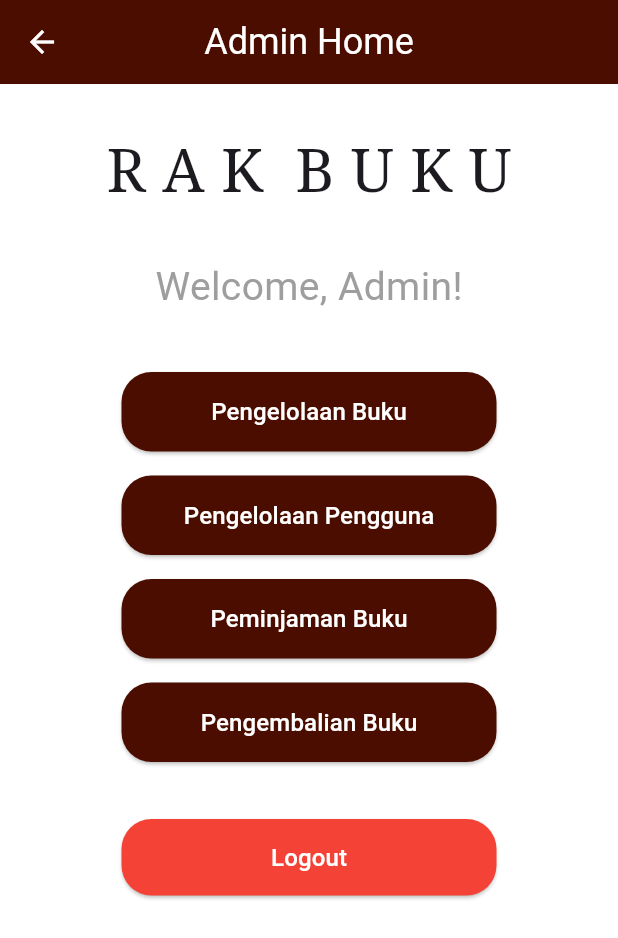
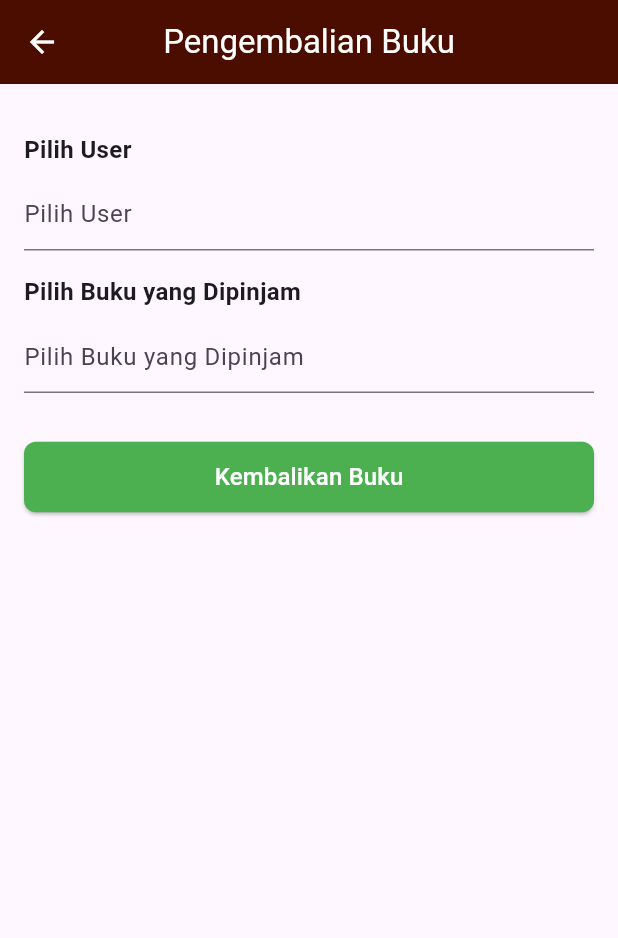
Before and after one commit to Haiduaarrr/abp-mobile-library-app, a Flutter app: the AdminPage screen opened directly, after a tap on "Pengembalian Buku", on a phone screen of 412 x 824 dp. Shown: the top 938 px of the screen. Run offline on Flutter 3.47's test engine with Material 3 defaults, Android fonts, the phone set to English and light mode, and no system bars.

Commit message:
update fitur admin manage user dan pengembalian buku

```diff
--- a/lib/ui/admin/admin_home_screen.dart
+++ b/lib/ui/admin/admin_home_screen.dart
@@ -1,4 +1,6 @@
 import 'package:flutter/material.dart';
+import 'package:library_app_abp/ui/admin/admin_return_screen.dart';
+import 'package:library_app_abp/ui/admin/admin_manage_users_screen.dart';
 import 'package:library_app_abp/ui/admin/admin_manage_books_screen.dart';
 import 'package:library_app_abp/ui/admin/admin_request_screen.dart';
 import 'package:library_app_abp/ui/common/starting_page.dart';
@@ -14,7 +16,7 @@ class AdminPage extends StatelessWidget {
       builder: (BuildContext context) {
         return AlertDialog(
           title: Text('Logout'), // Judul dialog
-          content: Text('Apakah Anda yakin ingin logout?'), // Isi dialog
+          content: Text('Apakah Anda yakin ingin keluar?'), // Isi dialog
           actions: [
             // Tombol Tidak
             TextButton(
@@ -48,7 +50,7 @@ class AdminPage extends StatelessWidget {
       backgroundColor: Colors.white,
       appBar: AppBar(
         title: Text(
-          "Admin Home",
+          "Halaman Admin",
           style: TextStyle(
               fontSize: 24,
               color: Colors.white
@@ -77,7 +79,7 @@ class AdminPage extends StatelessWidget {
               ),
               SizedBox(height: 30),
               Text(
-                "Welcome, Admin!",
+                "Selamat datang, Admin!",
                 style: TextStyle(
                     fontSize: 26,
                     color: Colors.grey[500]
@@ -90,7 +92,9 @@ class AdminPage extends StatelessWidget {
                 );
               }),
               _buildButton(context, "Pengelolaan Pengguna",  Color(0xFF4A0D00), () {
-                //......
+                Navigator.push(context,
+                  MaterialPageRoute(builder: (context) => ManageUsers())
+                );
               }),
               _buildButton(context, "Peminjaman Buku",  Color(0xFF4A0D00), () {
                 Navigator.push(
@@ -99,7 +103,10 @@ class AdminPage extends StatelessWidget {
                 );
               }),
               _buildButton(context, "Pengembalian Buku",  Color(0xFF4A0D00), () {
-                //......
+                Navigator.push(
+                  context,
+                  MaterialPageRoute(builder: (context) => AdminReturnActivity())
+                );
               }),
               SizedBox(height: 30),
 
@@ -119,9 +126,9 @@ class AdminPage extends StatelessWidget {
                     _showDialog(context); // Memanggil fungsi dialog
                   },
                   child: Text(
-                    'Logout',
+                    'Keluar',
                     style: TextStyle(
-                      fontSize: 16,
+                      fontSize: 20,
                       //fontWeight: FontWeight.w500
                     ),
                   ),
@@ -152,7 +159,7 @@ class AdminPage extends StatelessWidget {
           child: Text(
             text,
             style: TextStyle(
-              fontSize: 16,
+              fontSize: 18,
               //fontWeight: FontWeight.w500
             ),
           ),
--- a/lib/ui/admin/admin_manage_books_screen.dart
+++ b/lib/ui/admin/admin_manage_books_screen.dart
@@ -71,6 +71,7 @@ class _ManageBooksState extends State<ManageBooks> {
     );
   }
 
+  // Fungsi untuk menambahkan buku baru
   void _showDialogeditBook() {
     // Fungsi untuk edit buku.
     showDialog(
@@ -168,9 +169,10 @@ class _ManageBooksState extends State<ManageBooks> {
   Widget build(BuildContext context) {
     return Scaffold(
       appBar: AppBar(
-        title: const Text('Manage Books',
+        title: const Text('Pengelolaan Buku',
           style: TextStyle(color: Colors.white),
         ),
+        centerTitle: true,
         backgroundColor: Color(0xFF4A0D00),
         iconTheme: IconThemeData(
           color: Colors.white,
@@ -222,7 +224,7 @@ class _ManageBooksState extends State<ManageBooks> {
                 backgroundColor: Color(0xFF4A0D00),
                 padding: const EdgeInsets.symmetric(horizontal: 24, vertical: 12),
               ),
-              child: const Text("Add Book", style: TextStyle(color: Colors.white)),
+              child: const Text("Tambah Buku", style: TextStyle(color: Colors.white)),
             ),
           ],
         ),
--- a/lib/ui/admin/admin_request_screen.dart
+++ b/lib/ui/admin/admin_request_screen.dart
@@ -57,7 +57,7 @@ class _AdminRequestState extends State<AdminRequest> {
   Widget build(BuildContext context) {
     return Scaffold(
       appBar: AppBar(
-        title: const Text("Permintaan Peminjaman Buku",
+        title: const Text("Peminjaman Buku",
           style: TextStyle(
             color: Colors.white,
           ),
@@ -95,8 +95,13 @@ class _AdminRequestState extends State<AdminRequest> {
                   child: Text(book),
                 );
               }).toList(),
-              onChanged: (value) {},
-              decoration: const InputDecoration(border: UnderlineInputBorder()),
+              onChanged: (value) {
+                //
+              },
+              decoration: const InputDecoration(
+                border: UnderlineInputBorder()
+
+              ),
             ),
             const SizedBox(height: 16),
             TextField(
--- /dev/null
+++ b/lib/ui/admin/admin_return_screen.dart
@@ -0,0 +1,192 @@
+import 'package:flutter/material.dart';
+// Mengimpor library Material untuk membangun UI Flutter
+
+// Kelas utama yang merupakan halaman admin untuk pengembalian buku
+class AdminReturnActivity extends StatefulWidget {
+  const AdminReturnActivity({super.key});
+
+  @override
+  State<AdminReturnActivity> createState() => _AdminReturnActivityState();
+}
+
+// Kelas state dari halaman AdminReturnActivity, di sinilah UI dan logika ditulis
+class _AdminReturnActivityState extends State<AdminReturnActivity> {
+  // Controller untuk menyimpan input dari kolom user
+  final TextEditingController _userController = TextEditingController();
+
+  // Controller untuk menyimpan input dari kolom buku
+  final TextEditingController _bookController = TextEditingController();
+
+  // List nama user yang tersedia, sebagai pilihan autocomplete
+  final List<String> users = ["Haidar Sayyid", "Vito Varsya", "Bagas Wahyu"];
+
+  // List judul buku yang bisa dipilih untuk dikembalikan
+  final List<String> books = [
+    "Sedekah tidak Membuat Anda Miskin",
+    "Algoritma Nasi Goreng",
+    "Tutorial Menjadi Pintar"
+  ];
+
+  void _showDialogOKE(BuildContext context) {
+    showDialog(
+      context: context,
+      builder: (BuildContext context) {
+        return AlertDialog(
+          title: Text('Pengembalian Buku'),
+          content: Text('Buku berhasil dikembalikan'),
+          actions: [
+            TextButton(
+              onPressed: () {
+                Navigator.of(context).pop();
+              },
+              child: Text("Oke")
+            )
+          ],
+        );
+      }
+    );
+  }
+
+  @override
+  Widget build(BuildContext context) {
+    return Scaffold( // Scaffold adalah struktur dasar dari layar di Flutter
+      appBar: AppBar(
+        title: const Text(
+          "Pengembalian Buku",
+          style: TextStyle(color: Colors.white),
+        ),
+        centerTitle: true,
+        backgroundColor: Color(0xFF4A0D00),
+        iconTheme: const IconThemeData(color: Colors.white),
+      ),
+      body: Padding(
+        padding: const EdgeInsets.all(16.0),
+        child: Column(
+          crossAxisAlignment: CrossAxisAlignment.start, // Rata kiri
+          children: [
+            const SizedBox(height: 16), // Spasi atas
+            const Text(
+              "Pilih User",
+              style: TextStyle(fontSize: 16, fontWeight: FontWeight.bold),
+            ),
+            const SizedBox(height: 8),
+
+            // Widget Autocomplete untuk user
+            Autocomplete<String>(
+              optionsBuilder: (TextEditingValue textEditingValue) {
+                // Jika input kosong, jangan tampilkan opsi
+                if (textEditingValue.text.isEmpty) {
+                  return const Iterable<String>.empty();
+                }
+                // Tampilkan hanya user yang mengandung teks yang diketik (case insensitive)
+                return users.where((String user) {
+                  return user
+                      .toLowerCase()
+                      .contains(textEditingValue.text.toLowerCase());
+                });
+              },
+              onSelected: (String selection) {
+                // Ketika user memilih item dari autocomplete, masukkan ke controller
+                _userController.text = selection;
+              },
+              // Mengatur tampilan field input Autocomplete
+              fieldViewBuilder: (BuildContext context,
+                  TextEditingController fieldController,
+                  FocusNode focusNode,
+                  VoidCallback onFieldSubmitted) {
+                // Set isi awal dari controller agar sinkron
+                fieldController.text = _userController.text;
+                return TextField(
+                  controller: fieldController, // Controller input user
+                  focusNode: focusNode, // Fokus input
+                  decoration: InputDecoration(
+                    hintText: "Pilih User", // Teks petunjuk di field
+                    fillColor: Colors.grey[200], // Warna latar field
+                    border: UnderlineInputBorder(),
+                  ),
+                  onChanged: (value) {
+                    // Update _userController saat diketik
+                    _userController.text = value;
+                  },
+                );
+              },
+            ),
+
+            const SizedBox(height: 16), // Spasi antar input
+
+            // Label teks untuk input buku
+            const Text(
+              "Pilih Buku yang Dipinjam",
+              style: TextStyle(fontSize: 16, fontWeight: FontWeight.bold),
+            ),
+            const SizedBox(height: 8), // Spasi bawah label
+
+            // Widget Autocomplete untuk buku
+            Autocomplete<String>(
+              optionsBuilder: (TextEditingValue textEditingValue) {
+                // Jika input kosong, tidak tampilkan opsi
+                if (textEditingValue.text.isEmpty) {
+                  return const Iterable<String>.empty();
+                }
+                // Filter buku yang sesuai input
+                return books.where((String book) {
+                  return book
+                      .toLowerCase()
+                      .contains(textEditingValue.text.toLowerCase());
+                });
+              },
+              onSelected: (String selection) {
+                // Ketika dipilih, simpan ke controller
+                _bookController.text = selection;
+              },
+              fieldViewBuilder: (BuildContext context,
+                  TextEditingController fieldController,
+                  FocusNode focusNode,
+                  VoidCallback onFieldSubmitted) {
+                // Sinkronkan nilai awal
+                fieldController.text = _bookController.text;
+                return TextField(
+                  controller: fieldController, // Controller input buku
+                  focusNode: focusNode,
+                  decoration: InputDecoration(
+                    hintText: "Pilih Buku yang Dipinjam",
+                    fillColor: Colors.grey[200],
+                    border: UnderlineInputBorder(),
+                  ),
+                  onChanged: (value) {
+                    // Update controller buku jika diketik manual
+                    _bookController.text = value;
+                  },
+                );
+              },
+            ),
+
+            const SizedBox(height: 32), // Spasi sebelum tombol
+
+            // Tombol untuk mengembalikan buku
+            ElevatedButton(
+              onPressed: () {
+                _showDialogOKE(context);
+              },
+              style: ElevatedButton.styleFrom(
+                backgroundColor: Colors.green, // Warna tombol
+                padding: const EdgeInsets.symmetric(vertical: 12), // Tinggi tombol
+                shape: RoundedRectangleBorder(
+                  borderRadius: BorderRadius.circular(8), // Sudut membulat
+                ),
+              ),
+              child: const Center(
+                child: Text(
+                  "Kembalikan Buku", // Teks di tombol
+                  style: TextStyle(fontSize: 16, color: Colors.white),
+                ),
+              ),
+            ),
+
+            const Spacer(), // Mendorong semua ke atas, memberi ruang di bawah
+          ],
+        ),
+      ),
+    );
+  }
+}
```
Also changed, not shown: lib/ui/admin/admin_manage_users_screen.dart (added, +107 -0 lines).
